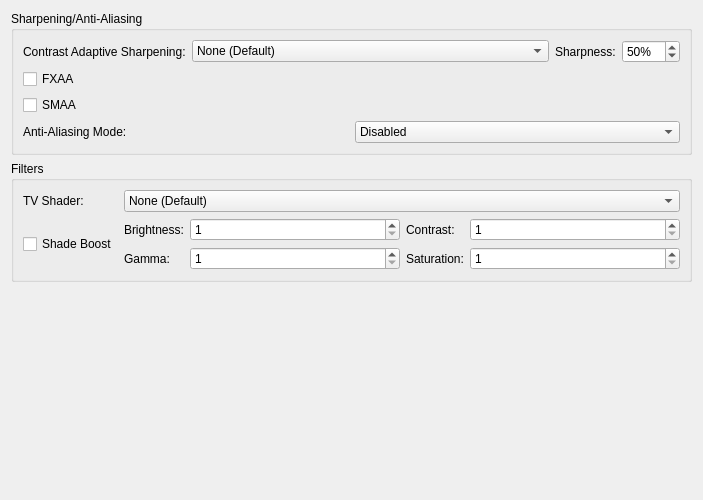
This is pcsx2-qt/Settings/GraphicsPostProcessingSettingsTab.ui in 0vva0va/PCSX2_AriaEdition as Qt 5 draws it before an edit. The edited form follows.
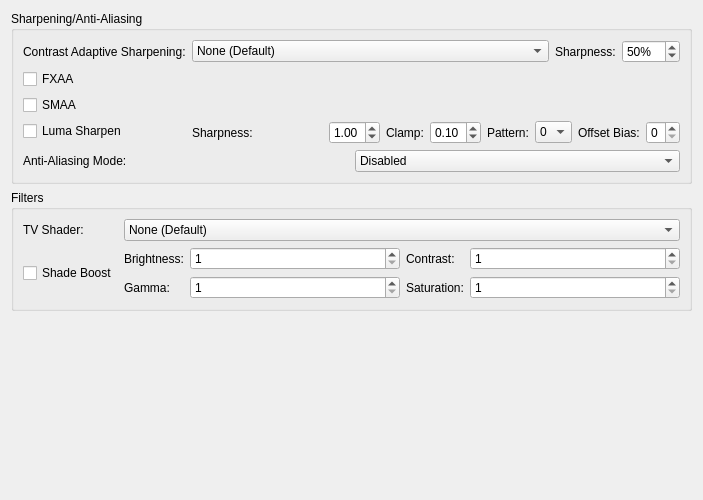
This is the edited form.

Commit message: Implemented Luma Sharpen shader

What changed in the file:
```diff
--- a/pcsx2-qt/Settings/GraphicsPostProcessingSettingsTab.ui
+++ b/pcsx2-qt/Settings/GraphicsPostProcessingSettingsTab.ui
@@ -100,7 +100,133 @@
 		 </property>
 		</widget>
 	  </item>
-      <item row="3" column="0" colspan="2">
+      <item row="3" column="0">
+       <widget class="QCheckBox" name="lumaSharpen">
+        <property name="text">
+         <string>Luma Sharpen</string>
+        </property>
+       </widget>
+      </item>
+      <item row="3" column="1">
+       <layout class="QHBoxLayout" name="lumaSharpenLayout" stretch="1,0">
+        <item>
+         <widget class="QLabel" name="lumaSharpnessLabel">
+          <property name="text">
+           <string>Sharpness:</string>
+          </property>
+          <property name="buddy">
+           <cstring>sharp_strenght</cstring>
+          </property>
+         </widget>
+        </item>
+        <item>
+         <widget class="QDoubleSpinBox" name="lumaSharpenSharpness">
+          <property name="minimum">
+           <double>0.10000000000000001</double>
+          </property>
+          <property name="maximum">
+           <double>3.0</double>
+          </property>
+          <property name="singleStep">
+           <double>0.10000000000000001</double>
+          </property>
+          <property name="decimals">
+           <number>2</number>
+          </property>
+          <property name="value">
+           <double>1.0</double>
+          </property>
+         </widget>
+        </item>
+        <item>
+         <widget class="QLabel" name="lumaSharpenClampLabel">
+          <property name="text">
+           <string>Clamp:</string>
+          </property>
+          <property name="buddy">
+           <cstring>sharp_clamp</cstring>
+          </property>
+         </widget>
+        </item>
+        <item>
+         <widget class="QDoubleSpinBox" name="lumaSharpenClamp">
+          <property name="minimum">
+           <double>0.0</double>
+          </property>
+          <property name="maximum">
+           <double>1.0</double>
+          </property>
+          <property name="singleStep">
+           <double>0.010000000000000000</double>
+          </property>
+          <property name="decimals">
+           <number>2</number>
+          </property>
+          <property name="value">
+           <double>0.10000000000000001</double>
+          </property>
+         </widget>
+        </item>
+        <item>
+         <widget class="QLabel" name="patternLabel">
+          <property name="text">
+           <string>Pattern:</string>
+          </property>
+          <property name="buddy">
+           <cstring>pattern</cstring>
+          </property>
+         </widget>
+        </item>
+        <item>
+         <widget class="QComboBox" name="lumaSharpenPattern">
+          <item>
+           <property name="text">
+            <string>0</string>
+           </property>
+          </item>
+          <item>
+           <property name="text">
+            <string>1</string>
+           </property>
+          </item>
+          <item>
+           <property name="text">
+            <string>2</string>
+           </property>
+          </item>
+          <item>
+           <property name="text">
+            <string>3</string>
+           </property>
+          </item>
+         </widget>
+        </item>
+        <item>
+         <widget class="QLabel" name="offsetBiasLabel">
+          <property name="text">
+           <string>Offset Bias:</string>
+          </property>
+          <property name="buddy">
+           <cstring>offset_bias</cstring>
+          </property>
+         </widget>
+        </item>
+        <item>
+         <widget class="QSpinBox" name="lumaSharpenOffset">
+          <property name="minimum">
+           <number>0</number>
+          </property>
+          <property name="maximum">
+           <number>6</number>
+          </property>
+          <property name="value">
+           <number>0</number>
+          </property>
+         </widget>
+        </item>
+       </layout>
+      </item>
+      <item row="4" column="0" colspan="2">
        <layout class="QHBoxLayout" name="aaModeLayout">
         <item>
          <widget class="QLabel" name="aaModeLabel">
```
Left out of the diff: 5 changed lines with no effect on the pictures. The commit also changes 20 other files.
